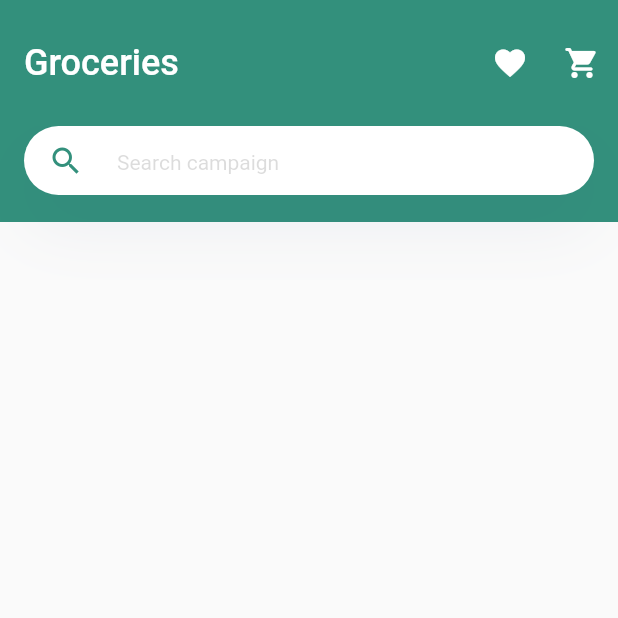
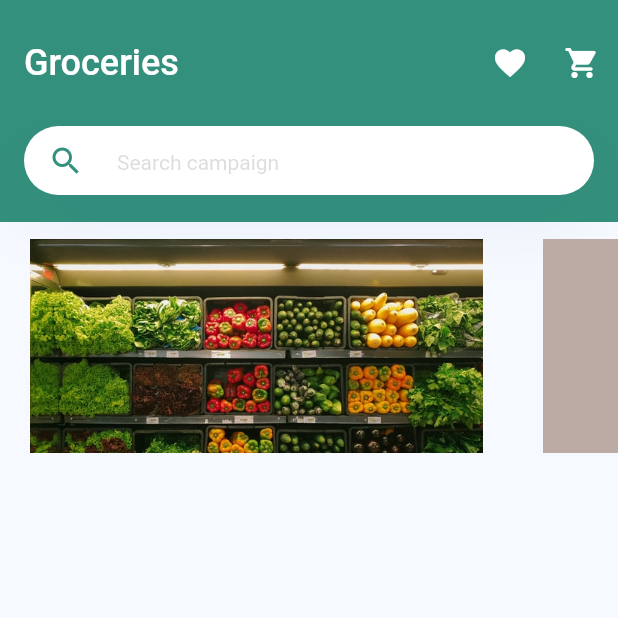
Before and after one commit to mateusisrael/tradly, a Flutter app: the screen it shows after launch, on a phone screen of 412 x 824 dp, the top half of it. Run offline on Flutter 3.47's test engine with Material 2 defaults, Android fonts, the phone set to English and light mode, and no system bars.

```diff
--- a/TODO.txt
+++ b/TODO.txt
@@ -2,13 +2,13 @@ TODO
   Estilizr fontes de acordo com protótipo
   Add ícones de acordo com protótipo
   criar componente de rotas
-  criar componentes da tela inicial
 
 
 DOING
-  Add sombra na caixa de pesquisa, de acordo com o protótipo
+  criar componentes da tela inicial
 
 
 DONE
   criar componente de tema com cor primaria
   ajustar topBar de acordo com o protótipo
+  Add sombra na caixa de pesquisa, de acordo com o protótipo
--- /dev/null
+++ b/lib/components/row_cards.dart
@@ -0,0 +1,40 @@
+import 'package:flutter/material.dart';
+
+class CardsScrow extends StatelessWidget {
+  const CardsScrow({Key? key}) : super(key: key);
+
+  @override
+  Widget build(BuildContext context) {
+    return Container(
+      padding: const EdgeInsets.only(top: 11, bottom: 11),
+      height: 165,
+      child: ListView(
+        scrollDirection: Axis.horizontal,
+        children: [
+          Container(
+            margin: EdgeInsets.symmetric(horizontal: 20),
+            width: 302,
+            decoration: BoxDecoration(
+              image: const DecorationImage(
+                fit: BoxFit.fitWidth,
+                alignment: Alignment.topLeft,
+                image: AssetImage('images/card1.jpeg'),
+              ),
+              color: Colors.deepOrange[200],
+            ),
+          ),
+          Container(
+            margin: EdgeInsets.symmetric(horizontal: 20),
+            width: 302,
+            color: Colors.brown[200],
+          ),
+          Container(
+            margin: EdgeInsets.symmetric(horizontal: 20),
+            width: 302,
+            color: Colors.green[200],
+          )
+        ],
+      ),
+    );
+  }
+}
--- a/lib/components/search_bar.dart
+++ b/lib/components/search_bar.dart
@@ -11,7 +11,7 @@ class _SearchBarState extends State<SearchBar> {
   @override
   Widget build(BuildContext context) {
     return Container(
-      padding: EdgeInsets.only(left: 16, right: 16),
+      padding: const EdgeInsets.only(left: 16, right: 16),
       height: 46,
       decoration: const BoxDecoration(
         boxShadow: [
--- a/lib/screens/home.dart
+++ b/lib/screens/home.dart
@@ -1,4 +1,5 @@
 import 'package:flutter/material.dart';
+import 'package:material_tradly/components/row_cards.dart';
 import 'package:material_tradly/components/search_bar.dart';
 
 class Home extends StatelessWidget {
@@ -7,7 +8,7 @@ class Home extends StatelessWidget {
   @override
   Widget build(BuildContext context) {
     return Column(
-      children: [SubStatusBar()],
+      children: const [SubStatusBar(), CardsScrow()],
     );
   }
 }
@@ -28,6 +29,6 @@ class SubStatusBar extends StatelessWidget {
         decoration: BoxDecoration(
           color: Theme.of(context).primaryColor,
         ),
-        child: Column(children: [SearchBar()]));
+        child: Column(children: const [SearchBar()]));
   }
 }
--- a/lib/themes/default_theme.dart
+++ b/lib/themes/default_theme.dart
@@ -5,4 +5,5 @@ var defaultTheme = ThemeData(
         backgroundColor: Color(0xff33907C),
         toolbarTextStyle: TextStyle(fontSize: 24, color: Colors.amber)),
     brightness: Brightness.light,
-    primaryColor: const Color(0xff33907C));
+    primaryColor: const Color(0xff33907C),
+    scaffoldBackgroundColor: const Color(0xffF6F9FF));
--- a/pubspec.yaml
+++ b/pubspec.yaml
@@ -58,8 +58,8 @@ flutter:
   uses-material-design: true
 
   # To add assets to your application, add an assets section, like this:
-  # assets:
-  #   - images/a_dot_burr.jpeg
+  assets:
+    - images/
   #   - images/a_dot_ham.jpeg
 
   # An image asset can refer to one or more resolution-specific "variants", see
```
Also changed, not shown: images/06a6a64b4d6b39223e04117526a6cde8.jpeg (added), images/0b83fd6a1b0e1e50e499a7b76c98b4a5.jpeg (added), images/18923b27b834bc31ccf2a177f2e9e7c3.jpeg (added), images/37516e783a500eca26ca680dddc63f3e.jpeg (added), images/3e11fc4b536c1f8fe2bd622cc4c14dfc.jpeg (added), images/3fd68798db6f7e225d1402a68015cd98.jpeg (added), images/4349122b04aad84d8c9c4f4d7ba647e8.jpeg (added), images/a7130379c2ab89fde3e97f70b06d256f.jpeg (added), images/card1.jpeg (added).
